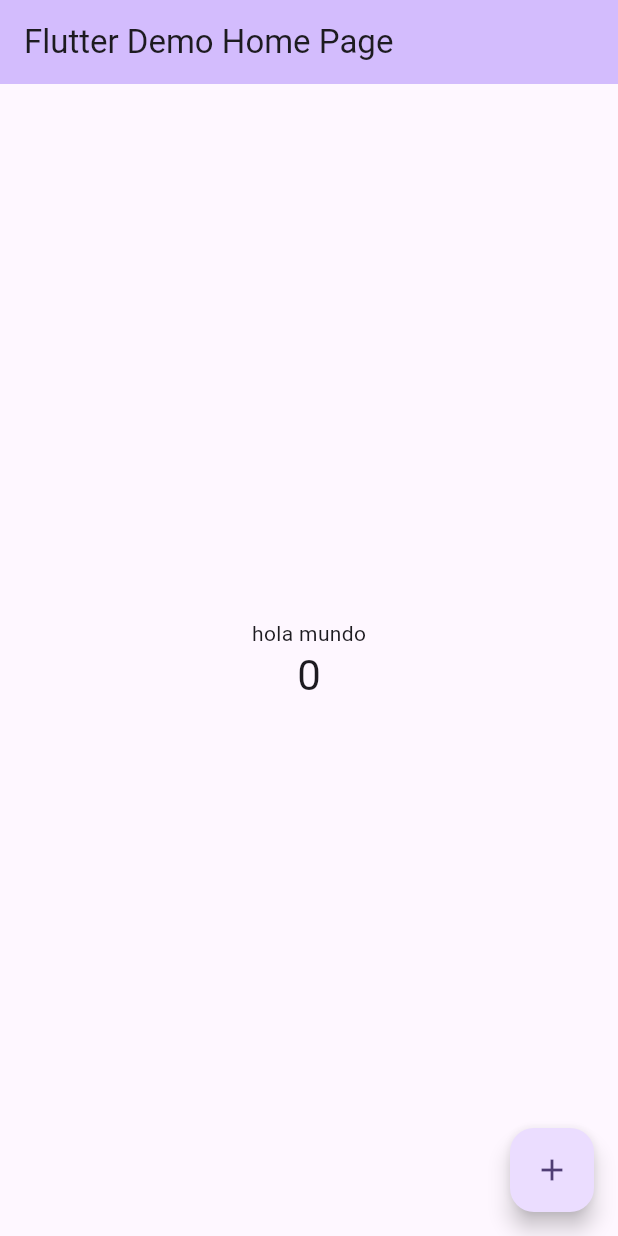
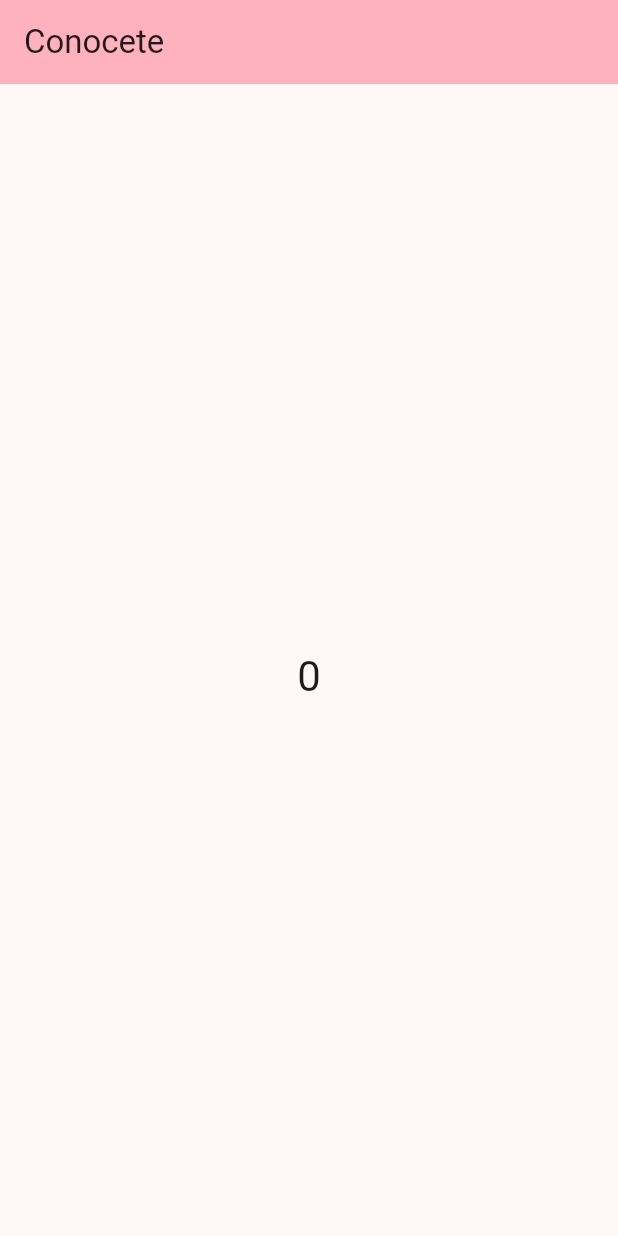
Before and after one commit to Carlos19men/App_movile_conocete, a Flutter app: the screen it shows after launch, on a phone screen of 412 x 824 dp. Run offline on Flutter 3.47's test engine with Material 3 defaults, Android fonts, the phone set to English and light mode, and no system bars.

Commit message:
req para correr fonso

```diff
--- a/conocete/lib/main.dart
+++ b/conocete/lib/main.dart
@@ -14,10 +14,10 @@ class MyApp extends StatelessWidget {
       title: 'Flutter Demo',
       debugShowCheckedModeBanner: false,
       theme: ThemeData(
-        colorScheme: ColorScheme.fromSeed(seedColor: Colors.deepPurple),
+        colorScheme: ColorScheme.fromSeed(seedColor: Colors.pink),
         useMaterial3: true,
       ),
-      home: const MyHomePage(title: 'Flutter Demo Home Page'),
+      home: const MyHomePage(title: 'Conocete'),
     );
   }
 }
@@ -54,7 +54,7 @@ class _MyHomePageState extends State<MyHomePage> {
           mainAxisAlignment: MainAxisAlignment.center,
           children: <Widget>[
             const Text(
-              'hola mundo',
+              '',
             ),
             Text(
               '$_counter',
@@ -63,11 +63,7 @@ class _MyHomePageState extends State<MyHomePage> {
           ],
         ),
       ),
-      floatingActionButton: FloatingActionButton(
-        onPressed: _incrementCounter,
-        tooltip: 'Increment',
-        child: const Icon(Icons.add),
-      ), // This trailing comma makes auto-formatting nicer for build methods.
+       // This trailing comma makes auto-formatting nicer for build methods.
     );
   }
 }
```
